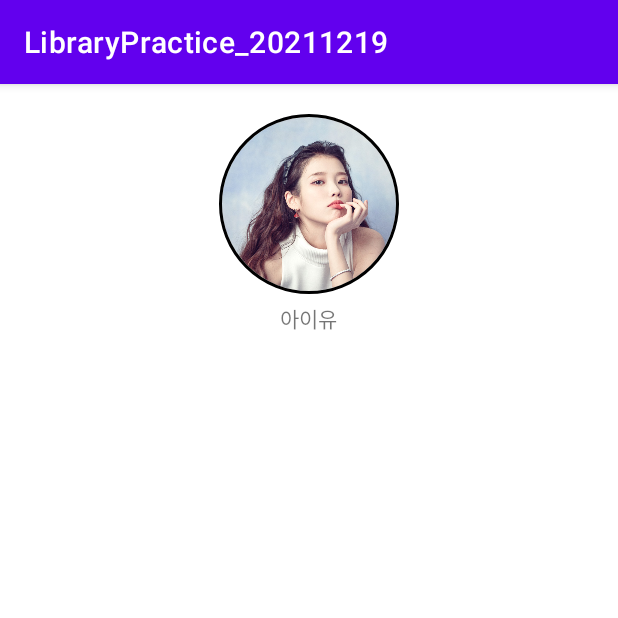
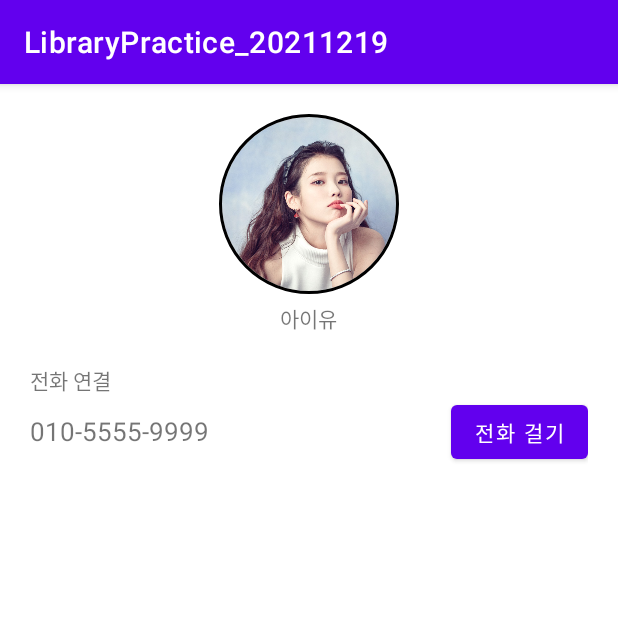
Before and after one commit to ujin-Bang/LibraryPractice_20211219, an Android app: the screen it shows after launch (MainActivity), on a phone screen of 412 x 824 dp, the top half of it. Run offline under Robolectric (Android 15) with nearby library versions, the phone set to English and light mode, and no system bars; our stand-ins replace CircleImageView.

Commit message:
전화 걸기 UI 추가

```diff
--- a/app/src/main/res/layout/activity_main.xml
+++ b/app/src/main/res/layout/activity_main.xml
@@ -30,4 +30,35 @@
 
     </LinearLayout>
 
+    <TextView
+        android:layout_width="wrap_content"
+        android:layout_height="wrap_content"
+        android:layout_marginTop="20dp"
+        android:text="전화 연결"/>
+
+    <LinearLayout
+        android:layout_width="match_parent"
+        android:layout_height="wrap_content"
+        android:orientation="horizontal">
+
+        <TextView
+            android:layout_width="wrap_content"
+            android:layout_height="wrap_content"
+            android:text="010-5555-9999"
+            android:textSize="17sp"/>
+
+        <TextView
+            android:layout_width="0dp"
+            android:layout_height="wrap_content"
+            android:layout_weight="1"/>
+
+        <Button
+            android:id="@+id/btnCall"
+            android:layout_width="wrap_content"
+            android:layout_height="wrap_content"
+            android:text="전화 걸기"/>
+
+
+    </LinearLayout>
+
 </LinearLayout>
```
